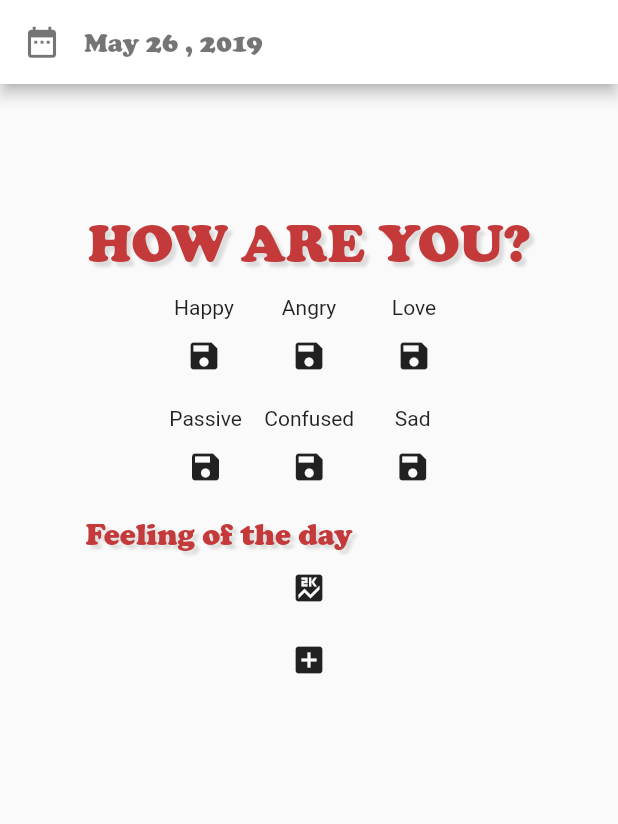
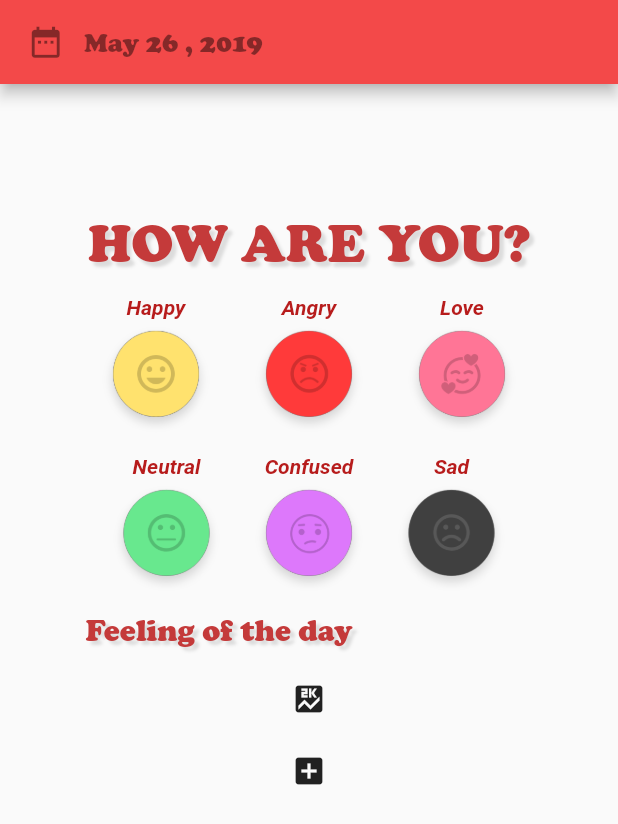
Before and after one commit to badgooooor/naikan-app, a Flutter app: the screen it shows after launch, on a phone screen of 412 x 824 dp. Shown: the top 824 px of the screen. Run offline on Flutter 3.47's test engine with Material 2 defaults, Android fonts, the phone set to English and light mode, and no system bars; our stand-ins replace charts_flutter, event_bus, image_picker; missing offline and left inert: configurable_expansion_tile.

Commit message:
Add pixel UI pixel

```diff
--- a/lib/Page/AddPixel.dart
+++ b/lib/Page/AddPixel.dart
@@ -83,8 +83,12 @@ class _AddPixelPage extends State<AddPixelPage> {
   Widget build(BuildContext context) {
     return Scaffold(
         appBar: AppBar(
+
           leading: IconButton(
-            icon: Icon(Icons.date_range,size: 25,color: Colors.black54,),
+            padding: EdgeInsets.only(
+              left: 5
+            ),
+            icon: Icon(Icons.date_range,size: 25,color: Colors.black45,),
             onPressed:(){
               print('select date');
             },
@@ -93,13 +97,13 @@ class _AddPixelPage extends State<AddPixelPage> {
           title: new Text(
 
               getDate(_date), style: new TextStyle(
-                color: Colors.black54,
+                color: Colors.black45,
                 fontFamily: 'Cooper',
                 fontSize: 18.0,
 
 
                 )),
-          backgroundColor: new Color(0xFFFFFFFF),
+          backgroundColor: new Color(0xFFF34949),
 
         ),
         body: Container(
@@ -127,29 +131,46 @@ class _AddPixelPage extends State<AddPixelPage> {
                     height: 15,
                   ),
 
-
-
                   Row(
                       mainAxisAlignment: MainAxisAlignment.center,
                       children: [
                         Column(
                           crossAxisAlignment: CrossAxisAlignment.center,
                           children: <Widget>[
+
                           Text('Happy', style: new TextStyle(
-
+                            fontStyle: FontStyle.italic,
+                            color: Colors.red[900],
+                            fontWeight: FontWeight.bold
                           )),
-
-                          IconButton(icon: Icon(Icons.save),onPressed: (){happy+=1;})
-                           ],),
+                          GestureDetector(
+                            onTap: (){
+                              happy+=1;
+                            },
+                            child: Image(
+                              image: AssetImage('assets/moodpixel/Group35.png'),width: 80,
+                            )
+                          ),
+                          // IconButton(icon: Icon( IconData(0xe900, fontFamily: 'happy')),onPressed: (){happy+=1;})
+                            ],),
                           Container(
                             width: 22,
                           ),
                         Column(
                           children: <Widget>[
                           Text('Angry',style: new TextStyle(
-
+                            fontStyle: FontStyle.italic,
+                            color: Colors.red[900],
+                            fontWeight: FontWeight.bold
                           )),
-                          IconButton(icon: Icon(Icons.save),onPressed: (){angry+=1;})
+                          GestureDetector(
+                            onTap: (){
+                              angry+=1;
+                            },
+                            child: Image(
+                              image: AssetImage('assets/moodpixel/Group36.png'),width: 80,
+                            )
+                          ),
                           ],),
                           Container(
                             width: 22,
@@ -157,9 +178,18 @@ class _AddPixelPage extends State<AddPixelPage> {
                         Column(
                           children: <Widget>[
                           Text('Love',style: new TextStyle(
-
+                            fontStyle: FontStyle.italic,
+                            color: Colors.red[900],
+                            fontWeight: FontWeight.bold
                           )),
-                          IconButton(icon: Icon(Icons.save),onPressed: (){love+=1;})
+                          GestureDetector(
+                            onTap: (){
+                              love+=1;
+                            },
+                            child: Image(
+                              image: AssetImage('assets/moodpixel/Group37.png'),width: 80,
+                            )
+                          ),
                           ],)
                       ]
                   ),
@@ -173,10 +203,19 @@ class _AddPixelPage extends State<AddPixelPage> {
 
                         Column(
                           children: <Widget>[
-                          Text('Passive',style: new TextStyle(
-
+                          Text('Neutral',style: new TextStyle(
+                            fontStyle: FontStyle.italic,
+                            color: Colors.red[900],
+                            fontWeight: FontWeight.bold
                           )),
-                          IconButton(icon: Icon(Icons.save),onPressed: (){passive+=1;})
+                          GestureDetector(
+                            onTap: (){
+                              passive+=1;
+                            },
+                            child: Image(
+                              image: AssetImage('assets/moodpixel/Group38.png'),width: 80,
+                            )
+                          ),
                           ],),
                           Container(
                             width: 15,
@@ -184,9 +223,18 @@ class _AddPixelPage extends State<AddPixelPage> {
                         Column(
                           children: <Widget>[
                           Text('Confused',style: new TextStyle(
-
+                            fontStyle: FontStyle.italic,
+                            color: Colors.red[900],
+                            fontWeight: FontWeight.bold
                           )),
-                          IconButton(icon: Icon(Icons.save),onPressed: (){confused+=1;})
+                          GestureDetector(
+                            onTap: (){
+                              confused+=1;
+                            },
+                            child: Image(
+                              image: AssetImage('assets/moodpixel/Group39.png'),width: 80,
+                            )
+                          ),
                           ],),
                           Container(
                             width: 15,
@@ -194,9 +242,18 @@ class _AddPixelPage extends State<AddPixelPage> {
                         Column(
                           children: <Widget>[
                           Text('Sad',style: new TextStyle(
-
+                            fontStyle: FontStyle.italic,
+                            color: Colors.red[900],
+                            fontWeight: FontWeight.bold
                           )),
-                          IconButton(icon: Icon(Icons.save),onPressed: (){sad+=1;})
+                          GestureDetector(
+                            onTap: (){
+                              sad+=1;
+                            },
+                            child: Image(
+                              image: AssetImage('assets/moodpixel/Group40.png'),width: 80,
+                            )
+                          ),
                           ],),
 
                       ]
@@ -224,9 +281,22 @@ class _AddPixelPage extends State<AddPixelPage> {
                           fontSize: 20),
                           ),
                       ],
-                    )),
-                  IconButton(icon: Icon(Icons.score),onPressed: display,),
-                  IconButton(icon: Icon(Icons.add_box),onPressed: save,)
+                    ),
+                    ),
+                    Container(
+                    height: 10,
+                    ),
+                    Row(
+                      children: <Widget>[
+                        new Column(
+                          children: <Widget>[
+
+                          ],
+                        )
+                      ],
+                    ),
+                    IconButton(icon: Icon(Icons.score),onPressed: display,),
+                    IconButton(icon: Icon(Icons.add_box),onPressed: save,)
             ])
 
 
```
Also changed, not shown: pubspec.yaml (+11 -1 lines), assets/Group 35.svg (added), assets/Group 36.svg (added), assets/Group 37.svg (added), assets/Group 38.svg (added), assets/Group 39.svg (added), assets/Group 40.svg (added), assets/angry.ttf (added), assets/happy.ttf (added).
